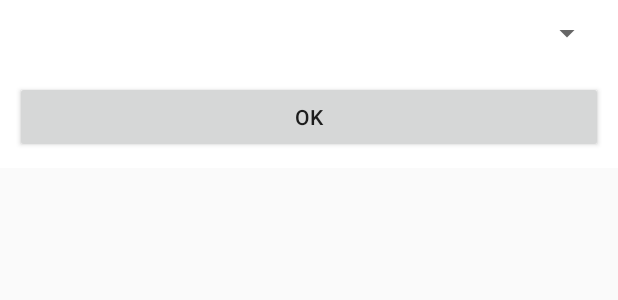
After one commit to poojagaonkar/AWRCTEST, an Android app: the layout role_selection_alert_layout.xml on its own in the app's theme, with its tools: preview values and no code run, on a phone screen of 412 x 824 dp. The commit adds this screen. Shown: the top 300 px of the screen. Run offline under Robolectric (Android 15) with nearby library versions, the phone set to English and light mode, and no system bars.

Commit message:
Added refresh and select different roles

```diff
--- /dev/null
+++ b/AWEstimates/app/src/main/res/layout/role_selection_alert_layout.xml
@@ -0,0 +1,22 @@
+<?xml version="1.0" encoding="utf-8"?>
+<LinearLayout xmlns:android="http://schemas.android.com/apk/res/android"
+    android:layout_width="match_parent"
+    android:layout_height="wrap_content"
+    android:background="@android:color/background_light"
+    android:orientation="vertical"
+    android:padding="10dp">
+
+        <Spinner
+                android:id="@+id/rolepopupspinner"
+                android:spinnerMode="dialog"
+                android:layout_width="fill_parent"
+                android:layout_height="wrap_content" />
+
+            <Button
+                android:id="@+id/btnOK"
+                android:layout_width="fill_parent"
+                android:layout_height="wrap_content"
+                android:layout_marginTop="20dp"
+                android:text="Ok" />
+
+</LinearLayout>
```
Also changed, not shown: AWEstimates/app/src/main/java/adweb/com/awteamestimates/Fragments/ProjectEstimatationFragment.java (+55 -4 lines).
